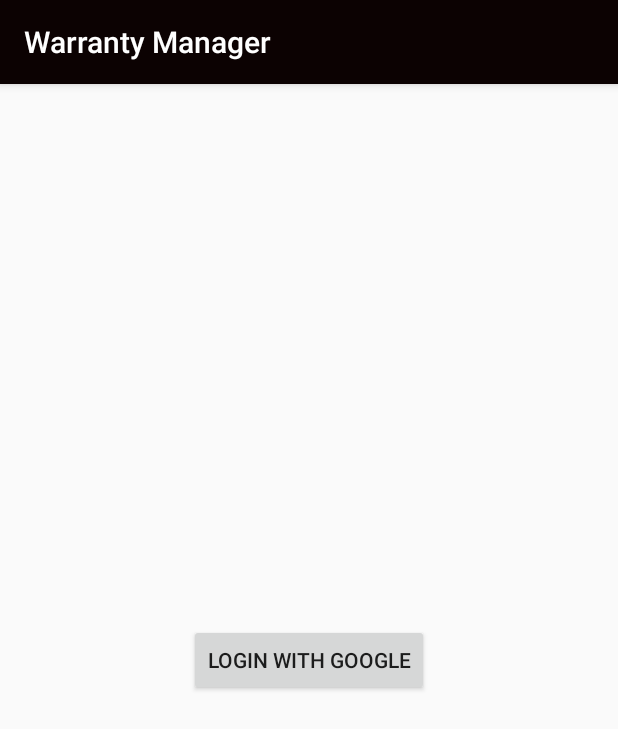
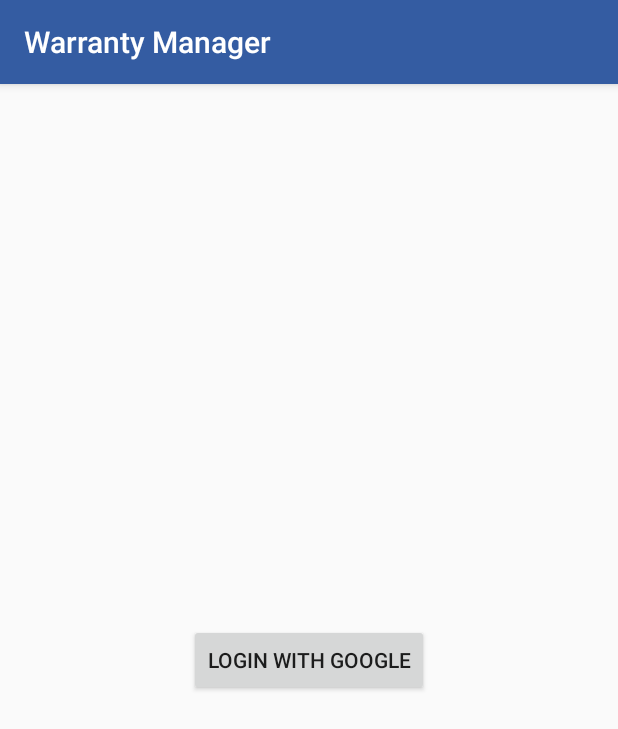
Before and after one commit to codegeass56/Warrager, an Android app: the screen it shows after launch (Login), on a phone screen of 412 x 824 dp. Shown: the top 729 px of the screen. Run offline under Robolectric (Android 15) with nearby library versions, the phone set to English and light mode, and no system bars; our stand-ins replace Firebase (no records; nobody signed in at launch, a user with empty details on screens opened directly).

```diff
--- a/app/src/main/java/com/example/a242project/Warranty.java
+++ b/app/src/main/java/com/example/a242project/Warranty.java
@@ -7,7 +7,7 @@ class Warranty {
     public String sellerName, sellerPhone, sellerEmail, dateOfPurchase, productName, productCategory, productPrice, pushid;
 
     public Bitmap receipt;
-
+    Warranty(){}
     Warranty(String sellerName, String sellerPhone, String sellerEmail, String dateOfPurchase, String productName, String productCategory, String productPrice, String pushid)
     {
         this.sellerEmail = sellerEmail;
--- a/app/src/main/res/layout/warranty_listview.xml
+++ b/app/src/main/res/layout/warranty_listview.xml
@@ -40,7 +40,7 @@
         android:paddingEnd="0dp"
         android:layout_marginEnd="7dp"
         android:text="Logout"
-        android:textColor="@color/colorPrimary" />
+        android:textColor="@color/colorPrimaryDark" />
 
     <ImageButton
         android:id="@+id/Logout"
--- a/app/src/main/res/values/colors.xml
+++ b/app/src/main/res/values/colors.xml
@@ -1,6 +1,6 @@
 <?xml version="1.0" encoding="utf-8"?>
 <resources>
-    <color name="colorPrimary">#0C0202</color>
-    <color name="colorPrimaryDark">#00574B</color>
+    <color name="colorPrimary">#345CA2</color>
+    <color name="colorPrimaryDark">#000000</color>
     <color name="colorAccent">#D81B60</color>
 </resources>
```
